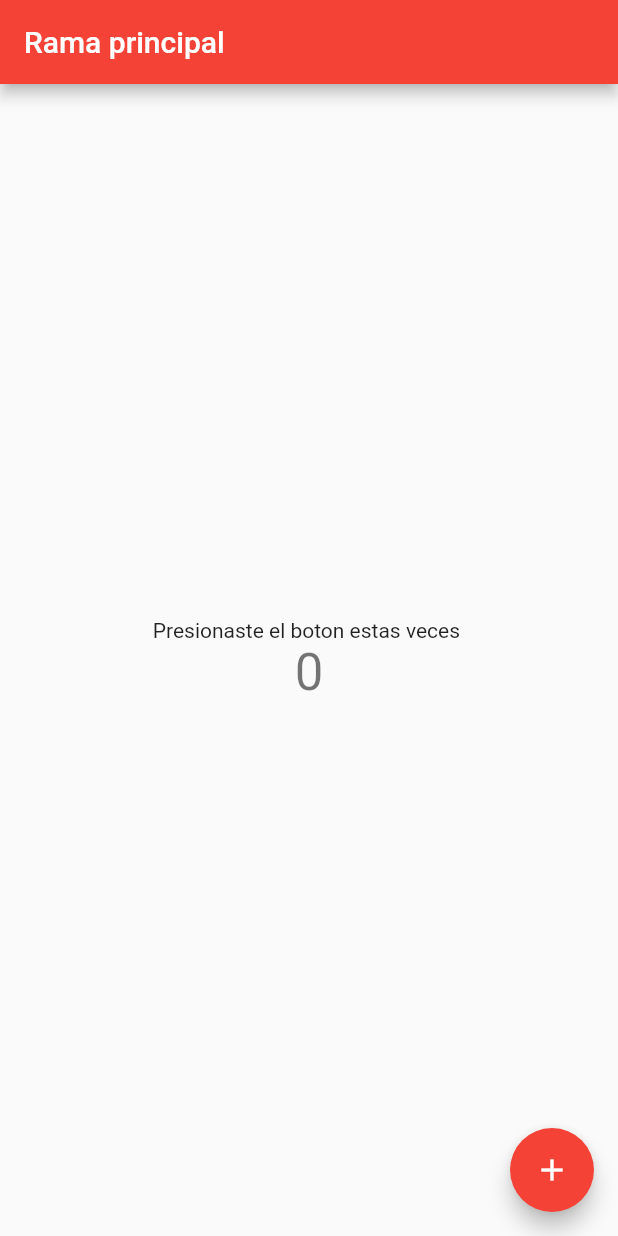
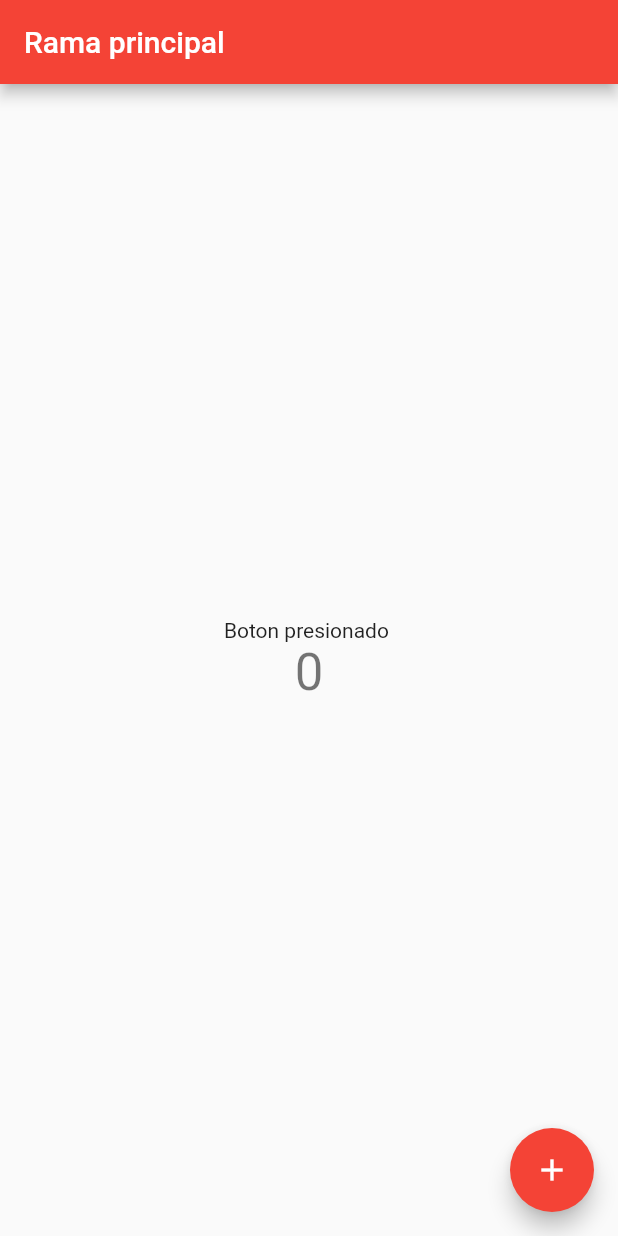
Before and after one commit to JesusArellano16/Git_GitHub, a Flutter app: the screen it shows after launch, on a phone screen of 412 x 824 dp. Run offline on Flutter 3.47's test engine with Material 2 defaults, Android fonts, the phone set to English and light mode, and no system bars.

Commit message:
Se actualizó el texto central

```diff
--- a/lib/main.dart
+++ b/lib/main.dart
@@ -50,7 +50,7 @@ class _MyHomePageState extends State<MyHomePage> {
           mainAxisAlignment: MainAxisAlignment.center,
           children: <Widget>[
             const Text(
-              'Presionaste el boton estas veces ',
+              'Boton presionado ',
             ),
             Text(
               '$_counter',
```
